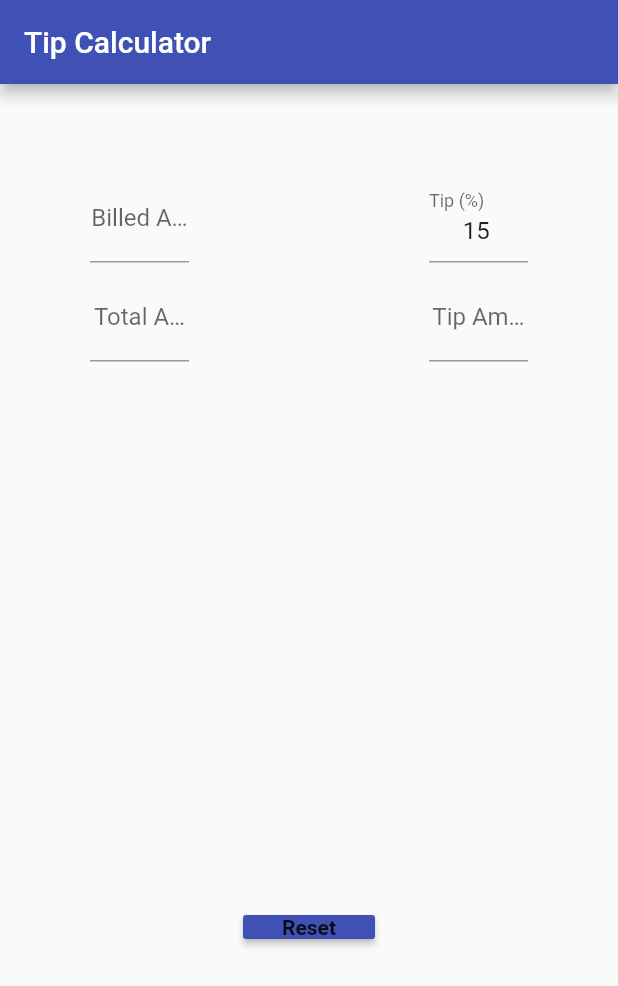
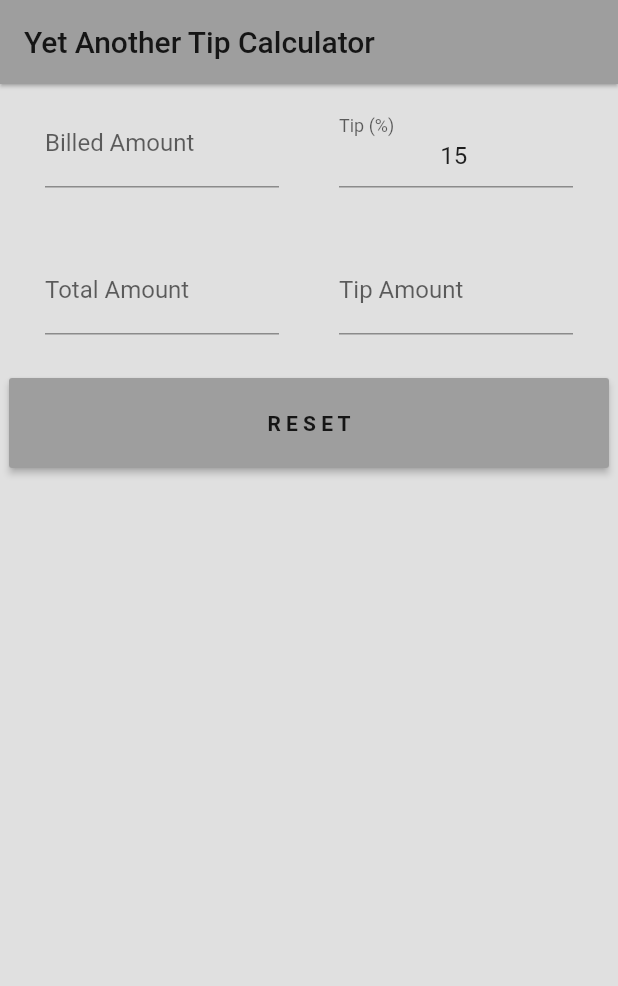
Before and after one commit to 1nv1n/tip_calc, a Flutter app: the screen it shows after launch, on a phone screen of 412 x 824 dp. Shown: the top 986 px of the screen. Run offline on Flutter 3.47's test engine with Material 2 defaults, Android fonts, the phone set to English and light mode, and no system bars.

Commit message:
Restructured App to move the Scaffold to the top-level

```diff
--- a/lib/main.dart
+++ b/lib/main.dart
@@ -1,9 +1,10 @@
 import 'package:flutter/material.dart';
+
 // Main App
 void main() => runApp(new App());
 
 // App Name
-String appName = "Tip Calculator";
+String appName = "Yet Another Tip Calculator";
 
 // Root widget of the application
 class App extends StatelessWidget {
@@ -11,7 +12,8 @@ class App extends StatelessWidget {
   Widget build(BuildContext context) {
     return new MaterialApp(
         title: appName,
-        theme: new ThemeData(primarySwatch: Colors.indigo),
+        theme: new ThemeData(
+            primarySwatch: Colors.grey, textSelectionColor: Colors.black),
         home: new AppContainer(title: appName));
   }
 }
@@ -35,70 +37,43 @@ class AppContainer extends StatelessWidget {
 
   @override
   Widget build(BuildContext context) {
-    return new Material(
-        child: new Column(children: <Widget>[
-          new Expanded(child: new InputFieldWidget(
-              title: appName,
+    return new Scaffold(
+        // 'App Bar' for the application
+        appBar: new AppBar(
+          title: new Text(title),
+          elevation: 1.0,
+        ),
+        backgroundColor: Colors.grey[300],
+        body: new Column(
+          children: <Widget>[
+            new Flexible(
+              child: new InputFieldWidget(
                   billAmountFieldController: billAmountFieldController,
                   tipPercentageFieldController: tipPercentageFieldController,
                   totalAmountFieldController: totalAmountFieldController,
-              tipAmountFieldController: tipAmountFieldController),)
-          ,
-          new Expanded(child:  new Row( mainAxisAlignment: MainAxisAlignment.center,children: <Widget>[new ResetWidget()],),),
-        ],)
-
-
-//      color: Colors.indigo,
-//      child: new InputFieldWidget(title: appName,
-//          billAmountFieldController: billAmountFieldController,
-//          tipPercentageFieldController: tipPercentageFieldController,
-//          totalAmountFieldController: totalAmountFieldController,
-//          tipAmountFieldController: tipAmountFieldController),
-//      child: new Column(
-//          children: <Widget>[
-//            new InputFieldWidget(
-//                title: appName,
-//                billAmountFieldController: billAmountFieldController,
-//                tipPercentageFieldController: tipPercentageFieldController,
-//                totalAmountFieldController: totalAmountFieldController,
-//              tipAmountFieldController: tipAmountFieldController),
-//            new ResetWidget(),
-//          ]),
-    );
+                  tipAmountFieldController: tipAmountFieldController),
+            ),
+            new Flexible(
+              child: new Row(
+                mainAxisAlignment: MainAxisAlignment.center,
+                children: <Widget>[
+                  new ResetWidget(
+                      billAmountFieldController: billAmountFieldController,
+                      tipPercentageFieldController:
+                          tipPercentageFieldController,
+                      totalAmountFieldController: totalAmountFieldController,
+                      tipAmountFieldController: tipAmountFieldController)
+                ],
+              ),
+            ),
+          ],
+        ));
   }
 }
 
 // Widget that holds all the input fields
 class InputFieldWidget extends StatefulWidget {
   InputFieldWidget(
-      {Key key,
-        this.title,
-        this.billAmountFieldController,
-        this.tipPercentageFieldController,
-        this.totalAmountFieldController,
-        this.tipAmountFieldController})
-      : super(key: key);
-
-  // App title
-  final String title;
-
-  // Text Editing Controllers
-  final TextEditingController billAmountFieldController;
-  final TextEditingController tipPercentageFieldController;
-  final TextEditingController totalAmountFieldController;
-  final TextEditingController tipAmountFieldController;
-
-  @override
-  _InputFieldWidgetState createState() => new _InputFieldWidgetState(
-      billAmountFieldController,
-      tipPercentageFieldController,
-      totalAmountFieldController,
-      tipAmountFieldController);
-}
-
-// Widget that holds the Reset button
-class ResetWidget extends StatelessWidget {
-  ResetWidget(
       {Key key,
       this.billAmountFieldController,
       this.tipPercentageFieldController,
@@ -113,21 +88,11 @@ class ResetWidget extends StatelessWidget {
   final TextEditingController tipAmountFieldController;
 
   @override
-  Widget build(BuildContext context) {
-    return new Container(
-      child: new MaterialButton(
-          color: Colors.indigo,
-          height: 16.0,
-          child: new Text("Reset",
-              textAlign: TextAlign.center,
-              style: new TextStyle(fontWeight: FontWeight.bold)),
-          onPressed: () {
-            billAmountFieldController.clear();
-            tipAmountFieldController.clear();
-            totalAmountFieldController.clear();
-          }),
-    );
-  }
+  _InputFieldWidgetState createState() => new _InputFieldWidgetState(
+      billAmountFieldController,
+      tipPercentageFieldController,
+      totalAmountFieldController,
+      tipAmountFieldController);
 }
 
 // Holds the content & state of the input fields
@@ -161,22 +126,19 @@ class _InputFieldWidgetState extends State<InputFieldWidget> {
   Widget build(BuildContext context) {
     tipPercentageFieldController.text = "15";
 
-    return new Scaffold(
-      // 'App Bar' for the application
-      appBar: new AppBar(
-        title: new Text(widget.title),
-      ),
-      body: new Builder(
-        // Inner BuildContext for onPressed access reference to Scaffold
-        builder: (BuildContext context) {
     return new GridView.count(
-            primary: false,
-            padding: const EdgeInsets.all(60.0),
-            crossAxisSpacing: 160.0,
+      primary: true,
+      padding: const EdgeInsets.symmetric(vertical: 10.0, horizontal: 30.0),
+      shrinkWrap: true,
+      childAspectRatio: 2.0,
+      mainAxisSpacing: 20.0,
+      crossAxisSpacing: 40.0,
       crossAxisCount: 2,
       children: <Widget>[
         billAmountField = new TextField(
             controller: billAmountFieldController,
+            autocorrect: false,
+            maxLines: 1,
             decoration: new InputDecoration(labelText: "Billed Amount"),
             keyboardType: TextInputType.number,
             textAlign: TextAlign.center,
@@ -207,8 +169,7 @@ class _InputFieldWidgetState extends State<InputFieldWidget> {
                     totalAmount = tipAmount + billAmount;
 
                     tipAmountFieldController.text = tipAmount.toString();
-                          totalAmountFieldController.text =
-                              totalAmount.toString();
+                    totalAmountFieldController.text = totalAmount.toString();
                   }
                 }
               } catch (exception) {
@@ -222,8 +183,7 @@ class _InputFieldWidgetState extends State<InputFieldWidget> {
 
                 if (tipPercentage >= 0.0 && tipPercentage <= 100.0) {
                   tipPercentage = 15.0;
-                        tipAmountFieldController.text =
-                            tipPercentage.toString();
+                  tipAmountFieldController.text = tipPercentage.toString();
                 }
 
                 Scaffold.of(context).showSnackBar(new SnackBar(
@@ -234,6 +194,8 @@ class _InputFieldWidgetState extends State<InputFieldWidget> {
             }),
         tipPercentageField = new TextField(
             controller: tipPercentageFieldController,
+            autocorrect: false,
+            maxLines: 1,
             decoration: new InputDecoration(
               labelText: "Tip (\%)",
               hintText: "15",
@@ -269,8 +231,7 @@ class _InputFieldWidgetState extends State<InputFieldWidget> {
                   totalAmountFieldController.clear();
 
                   tipPercentage = 15.0;
-                        tipPercentageFieldController.text =
-                            tipPercentage.toString();
+                  tipPercentageFieldController.text = tipPercentage.toString();
                 }
               } catch (exception) {
                 tipAmount = 0.0;
@@ -280,17 +241,18 @@ class _InputFieldWidgetState extends State<InputFieldWidget> {
                 totalAmountFieldController.clear();
 
                 tipPercentage = 15.0;
-                      tipPercentageFieldController.text =
-                          tipPercentage.toString();
+                tipPercentageFieldController.text = tipPercentage.toString();
 
                 Scaffold.of(context).showSnackBar(new SnackBar(
-                        content: new Text("Invalid Tip Percentage. " +
-                            exception.toString()),
+                      content: new Text(
+                          "Invalid Tip Percentage. " + exception.toString()),
                     ));
               }
             }),
         totalAmountTextField = new TextField(
             controller: totalAmountFieldController,
+            autocorrect: false,
+            maxLines: 1,
             keyboardType: TextInputType.number,
             textAlign: TextAlign.center,
             decoration: new InputDecoration(
@@ -325,13 +287,15 @@ class _InputFieldWidgetState extends State<InputFieldWidget> {
                 totalAmountFieldController.clear();
 
                 Scaffold.of(context).showSnackBar(new SnackBar(
-                        content: new Text("Invalid Total Amount. " +
-                            exception.toString()),
+                      content: new Text(
+                          "Invalid Total Amount. " + exception.toString()),
                     ));
               }
             }),
         tipAmountTextField = new TextField(
           controller: tipAmountFieldController,
+          autocorrect: false,
+          maxLines: 1,
           keyboardType: TextInputType.number,
           textAlign: TextAlign.center,
           decoration: new InputDecoration(
@@ -348,16 +312,49 @@ class _InputFieldWidgetState extends State<InputFieldWidget> {
               }
             } catch (exception) {
               Scaffold.of(context).showSnackBar(new SnackBar(
-                      content: new Text(
-                          "Invalid Tip Total. " + exception.toString()),
+                    content:
+                        new Text("Invalid Tip Total. " + exception.toString()),
                   ));
             }
           },
         ),
       ],
     );
-        },
-      ),
+  }
+}
+
+// Widget that holds the Reset button
+class ResetWidget extends StatelessWidget {
+  ResetWidget(
+      {Key key,
+      this.billAmountFieldController,
+      this.tipPercentageFieldController,
+      this.totalAmountFieldController,
+      this.tipAmountFieldController})
+      : super(key: key);
+
+  // Text Editing Controllers
+  final TextEditingController billAmountFieldController;
+  final TextEditingController tipPercentageFieldController;
+  final TextEditingController totalAmountFieldController;
+  final TextEditingController tipAmountFieldController;
+
+  @override
+  Widget build(BuildContext context) {
+    return new Container(
+      child: new MaterialButton(
+          color: Colors.grey,
+          height: 60.0,
+          minWidth: 400.0,
+          child: new Text("R E S E T",
+              textAlign: TextAlign.center,
+              style: new TextStyle(fontWeight: FontWeight.bold)),
+          onPressed: () {
+            billAmountFieldController.clear();
+            tipAmountFieldController.clear();
+            totalAmountFieldController.clear();
+            tipPercentageFieldController.text = "15";
+          }),
     );
   }
 }
```
Lines whose indentation alone changed are shown as unchanged.
